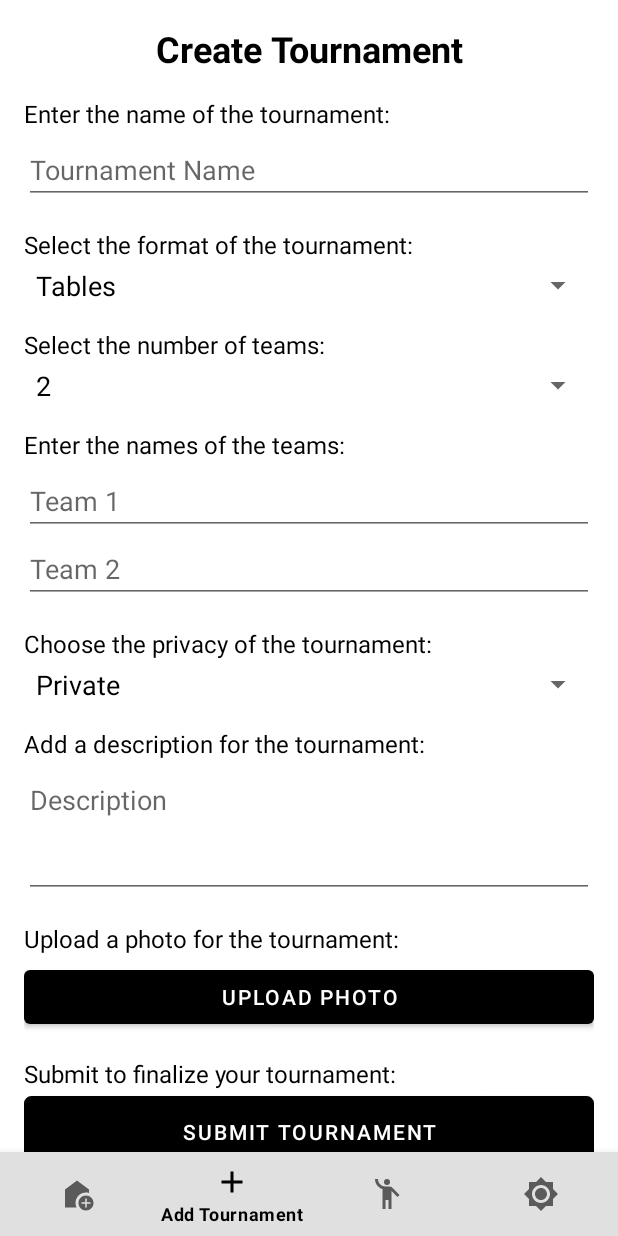
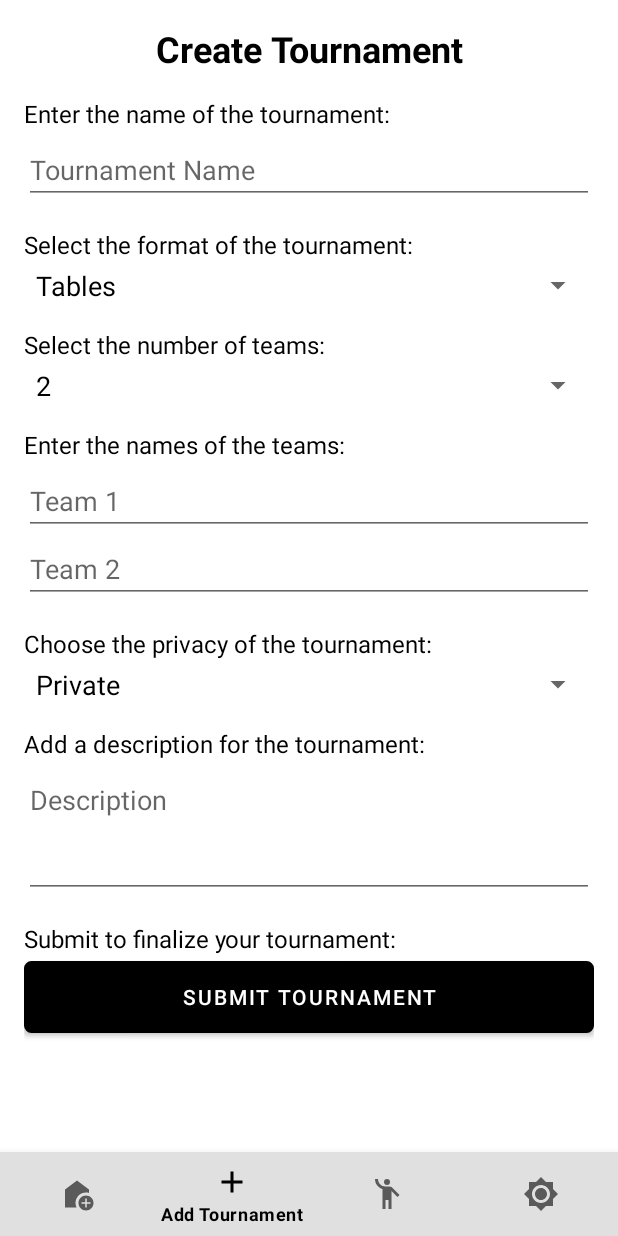
Before and after one commit to Tourniverse-App/Tourniverse, an Android app: the screen it shows after launch once a user with an empty profile is signed in (MainActivity), item 2 of the bottom bar chosen, on a phone screen of 412 x 824 dp. Run offline under Robolectric (Android 15) with nearby library versions, the phone set to English and light mode, and no system bars; our stand-ins replace Firebase (no records; nobody signed in at launch, a user with empty details on screens opened directly), navigation-ui.

Commit message:
fixed used page

```diff
--- a/app/src/main/res/layout/fragment_add_tournament.xml
+++ b/app/src/main/res/layout/fragment_add_tournament.xml
@@ -113,20 +113,20 @@
             android:inputType="textMultiLine"
             android:layout_marginBottom="16dp" />
 
-        <!-- Upload Photo Button -->
-        <TextView
-            android:layout_width="match_parent"
-            android:layout_height="wrap_content"
-            android:text="Upload a photo for the tournament:"
-            android:textSize="16sp"
-            android:layout_marginBottom="4dp" />
+<!--        &lt;!&ndash; Upload Photo Button &ndash;&gt;-->
+<!--        <TextView-->
+<!--            android:layout_width="match_parent"-->
+<!--            android:layout_height="wrap_content"-->
+<!--            android:text="Upload a photo for the tournament:"-->
+<!--            android:textSize="16sp"-->
+<!--            android:layout_marginBottom="4dp" />-->
 
-        <Button
-            android:id="@+id/btnUploadPhoto"
-            android:layout_width="match_parent"
-            android:layout_height="wrap_content"
-            android:text="Upload Photo"
-            android:layout_marginBottom="16dp" />
+<!--        <Button-->
+<!--            android:id="@+id/btnUploadPhoto"-->
+<!--            android:layout_width="match_parent"-->
+<!--            android:layout_height="wrap_content"-->
+<!--            android:text="Upload Photo"-->
+<!--            android:layout_marginBottom="16dp" />-->
 
         <!-- Submit Button -->
         <TextView
```
Also changed, not shown: app/src/main/java/com/example/tourniverse/fragments/AddTournamentFragment.kt (+67 -79 lines), app/src/main/java/com/example/tourniverse/fragments/SocialFragment.kt (+7 -3 lines), app/src/main/java/com/example/tourniverse/fragments/UserFragment.kt (+67 -27 lines).
